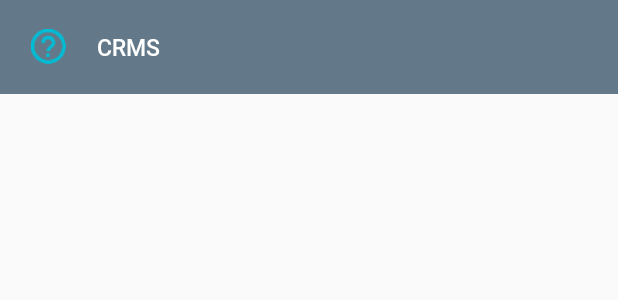
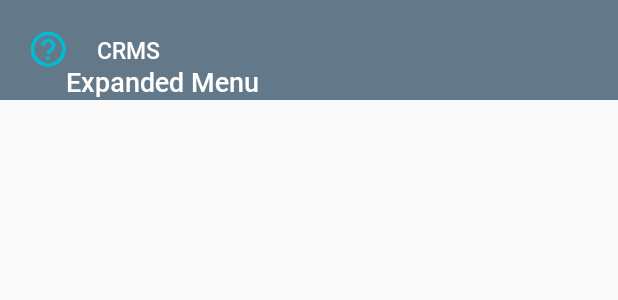
Before and after one commit to anggarisky/CRMSBetak, an Android app: the layout layout_menu_item.xml on its own in the app's theme, with its tools: preview values and no code run, on a phone screen of 412 x 824 dp. Shown: the top 300 px of the screen. Run offline under Robolectric (Android 15) with nearby library versions, the phone set to English and light mode, and no system bars; plain views replace ExpandableLayout.

Commit message:
wip fix expand

```diff
--- a/app/src/main/java/com/example/crmsbeta/CaseHandlingActivity.java
+++ b/app/src/main/java/com/example/crmsbeta/CaseHandlingActivity.java
@@ -194,6 +194,7 @@ public class CaseHandlingActivity extends AppCompatActivity implements Selectabl
 
         List<String> menuChildrenOfficeAdmin = new ArrayList<>();
         menuChildrenOfficeAdmin.add("Maintain Office Code");
+        menuChildrenOfficeAdmin.add("Maintain Office Code");
 
         // fixme : ganti icon dengan yang sesuai
         menuModels.add(new SelectableMenuModel(new MenuModel("CRMS", emptyList,
--- a/app/src/main/java/com/example/crmsbeta/adapter/MenuNavAdapter.java
+++ b/app/src/main/java/com/example/crmsbeta/adapter/MenuNavAdapter.java
@@ -50,9 +50,10 @@ public class MenuNavAdapter extends RecyclerView.Adapter implements SelectableVi
 
     @Override
     public void onItemSelected(SelectableMenuModel item) {
-        Log.d("tag", "on item selected");
+        Log.d("tag", "menu nav adapter on item selected");
         for (SelectableMenuModel selectableMenuModel : mValues) {
-            Log.d("tag", "find item " + item.getMenuTitle());
+            Log.d("tag", "menu nav adapter find item " + item.getMenuTitle());
+
             if (!selectableMenuModel.equals(item) && selectableMenuModel.isSelected()) {
                 // jika dia bukan item yang dicari. tetapi status is selected, set data tersebut ke false
                 selectableMenuModel.setSelected(false);
--- a/app/src/main/res/layout/layout_menu_item.xml
+++ b/app/src/main/res/layout/layout_menu_item.xml
@@ -56,14 +56,14 @@
             android:layout_width="match_parent"
             android:layout_height="wrap_content"
             android:layout_below="@id/tvTitleMenu"
-            android:layout_toRightOf="@id/imgIconMenu"
-            android:visibility="gone">
+            android:layout_marginTop="@dimen/_16sdp"
+            android:layout_toRightOf="@id/imgIconMenu">
 
             <TextView
                 android:layout_width="wrap_content"
                 android:layout_height="wrap_content"
                 android:fontFamily="@font/roboto_medium"
-                android:text="Expanded"
+                android:text="Expanded Menu"
                 android:textColor="@color/white"
                 android:textSize="@dimen/_14ssp" />
 
```
Also changed, not shown: app/src/main/AndroidManifest.xml (+6 -4 lines), app/src/main/java/com/example/crmsbeta/viewholder/SelectableViewHolder.java (+10 -2 lines).
